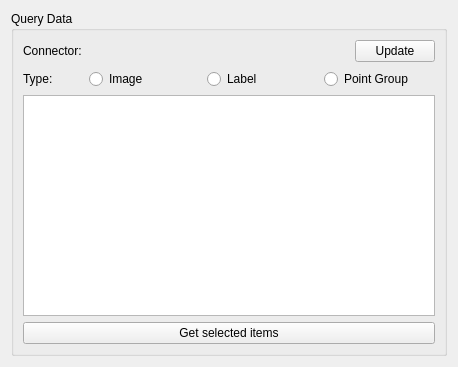
This is OpenIGTLinkRemote/Widgets/Resources/UI/qSlicerOpenIGTLinkRemoteQueryWidget.ui in SlicerIGT/SlicerIGT as Qt 5 draws it before an edit. The edited form follows.
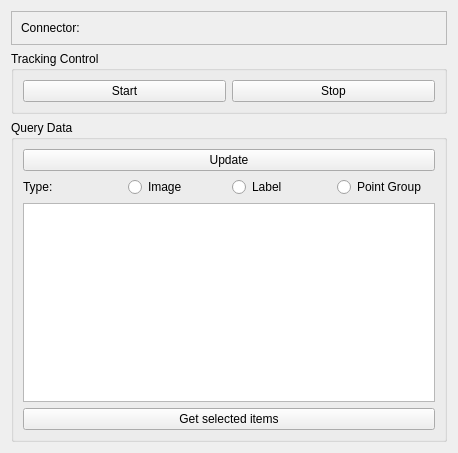
This is the edited form. Custom widgets are drawn as their Qt base class.

Commit message:
ENH: add tracking start/stop control (STT_TDATA/STP_TDATA)
Also cleans up leaking queryNode

```diff
--- a/OpenIGTLinkRemote/Widgets/Resources/UI/qSlicerOpenIGTLinkRemoteQueryWidget.ui
+++ b/OpenIGTLinkRemote/Widgets/Resources/UI/qSlicerOpenIGTLinkRemoteQueryWidget.ui
@@ -7,7 +7,7 @@
     <x>0</x>
     <y>0</y>
     <width>458</width>
-    <height>367</height>
+    <height>453</height>
    </rect>
   </property>
   <property name="sizePolicy">
@@ -24,23 +24,15 @@
     <number>11</number>
    </property>
    <item>
-    <widget class="QGroupBox" name="groupBox">
-     <property name="title">
-      <string>Query Data</string>
+    <widget class="QFrame" name="frame">
+     <property name="frameShape">
+      <enum>QFrame::StyledPanel</enum>
      </property>
-     <layout class="QVBoxLayout" name="verticalLayout_2">
+     <property name="frameShadow">
+      <enum>QFrame::Raised</enum>
+     </property>
+     <layout class="QHBoxLayout" name="horizontalLayout_2">
       <item>
-       <layout class="QFormLayout" name="formLayout">
-        <property name="sizeConstraint">
-         <enum>QLayout::SetDefaultConstraint</enum>
-        </property>
-        <property name="horizontalSpacing">
-         <number>7</number>
-        </property>
-        <property name="verticalSpacing">
-         <number>7</number>
-        </property>
-        <item row="0" column="0">
          <widget class="QLabel" name="connectorLabel">
           <property name="sizePolicy">
            <sizepolicy hsizetype="Minimum" vsizetype="Preferred">
@@ -53,14 +45,6 @@
           </property>
          </widget>
         </item>
-        <item row="0" column="1">
-         <layout class="QHBoxLayout" name="connectorLayout" stretch="1,0">
-          <property name="spacing">
-           <number>0</number>
-          </property>
-          <property name="sizeConstraint">
-           <enum>QLayout::SetMaximumSize</enum>
-          </property>
           <item>
            <widget class="qMRMLNodeComboBox" name="connectorNodeSelector">
             <property name="sizePolicy">
@@ -94,6 +78,46 @@
             </property>
            </widget>
           </item>
+     </layout>
+    </widget>
+   </item>
+   <item>
+    <widget class="QGroupBox" name="TrackingControlBox">
+     <property name="title">
+      <string>Tracking Control</string>
+     </property>
+     <layout class="QHBoxLayout" name="horizontalLayout">
+      <item>
+       <widget class="QPushButton" name="trackingSTTButton">
+        <property name="text">
+         <string>Start</string>
+        </property>
+       </widget>
+      </item>
+      <item>
+       <widget class="QPushButton" name="trackingSTPButton">
+        <property name="text">
+         <string>Stop</string>
+        </property>
+       </widget>
+      </item>
+     </layout>
+    </widget>
+   </item>
+   <item>
+    <widget class="QGroupBox" name="groupBox">
+     <property name="title">
+      <string>Query Data</string>
+     </property>
+     <layout class="QVBoxLayout" name="verticalLayout_2">
+      <item>
+       <layout class="QHBoxLayout" name="connectorLayout" stretch="0">
+        <property name="spacing">
+         <number>0</number>
+        </property>
+        <property name="sizeConstraint">
+         <enum>QLayout::SetMaximumSize</enum>
+        </property>
           <item>
            <widget class="QPushButton" name="updateButton">
             <property name="sizePolicy">
@@ -109,15 +133,15 @@
           </item>
          </layout>
         </item>
-        <item row="1" column="0">
+      <item>
+       <layout class="QHBoxLayout" name="horizontalLayout_3">
+        <item>
          <widget class="QLabel" name="typeLabel">
           <property name="text">
            <string>Type:</string>
           </property>
          </widget>
         </item>
-        <item row="1" column="1">
-         <layout class="QHBoxLayout" name="typeLayout">
           <item>
            <widget class="QRadioButton" name="typeImageRadioButton">
             <property name="text">
@@ -138,8 +162,6 @@
              <string>Point Group</string>
             </property>
            </widget>
-          </item>
-         </layout>
         </item>
        </layout>
       </item>
```
Lines whose indentation alone changed are shown as unchanged. The commit also changes 2 other files.
